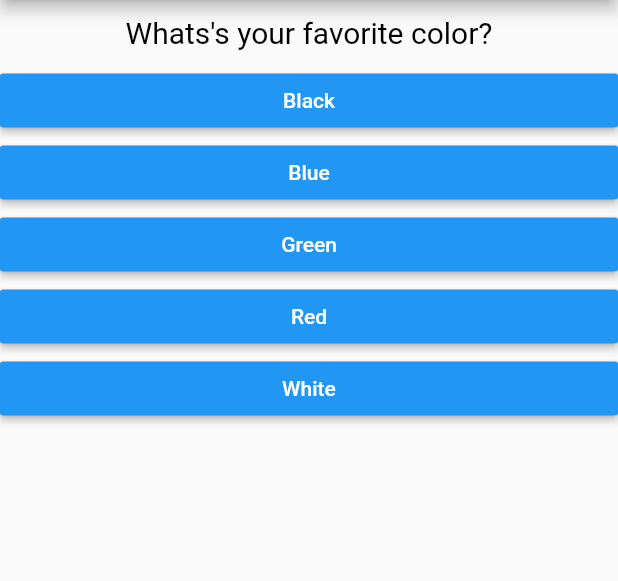
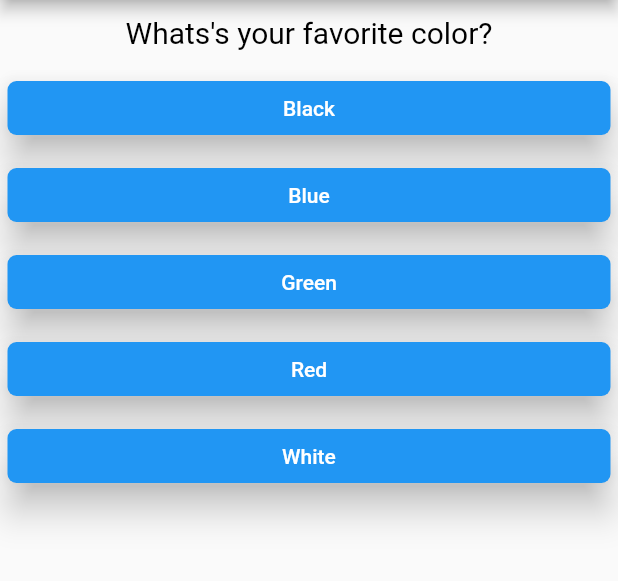
Before and after one commit to abubasith456/Flutter-quiz, a Flutter app: the screen it shows after launch, on a phone screen of 412 x 824 dp, the part 84-665 px from its top. Run offline on Flutter 3.47's test engine with Material 2 defaults, Android fonts, the phone set to English and light mode, and no system bars.

Commit message:
change in button shape

```diff
--- a/lib/answer.dart
+++ b/lib/answer.dart
@@ -10,14 +10,21 @@ class Answer extends StatelessWidget {
 
   @override
   Widget build(BuildContext context) {
-    return Container(
+    return Padding(
+      padding: const EdgeInsets.all(5.0),
+      child: Container(
         width: double.infinity,
         child: RaisedButton(
+          elevation: 10,
+          shape: RoundedRectangleBorder(
+            borderRadius: BorderRadius.circular(6),
+          ),
           color: Colors.blue,
           textColor: Colors.white,
           child: Text(answerText),
           onPressed: selectHandler,
         ),
+      ),
     );
   }
 }
```
Lines whose indentation alone changed are shown as unchanged.
